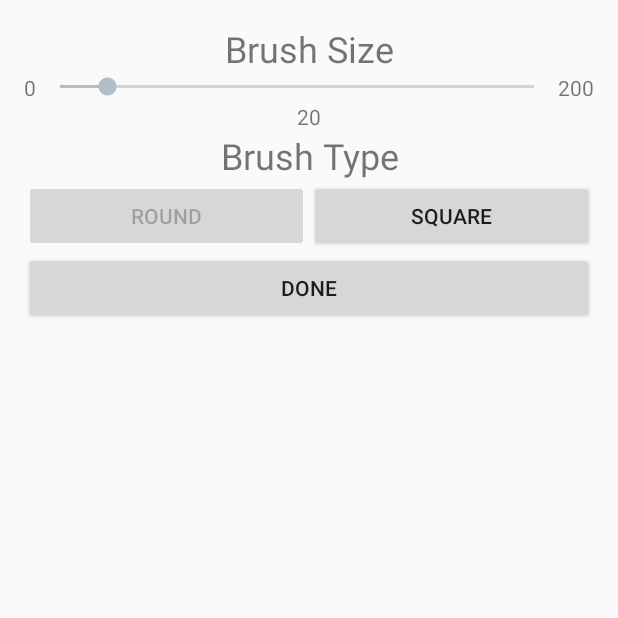
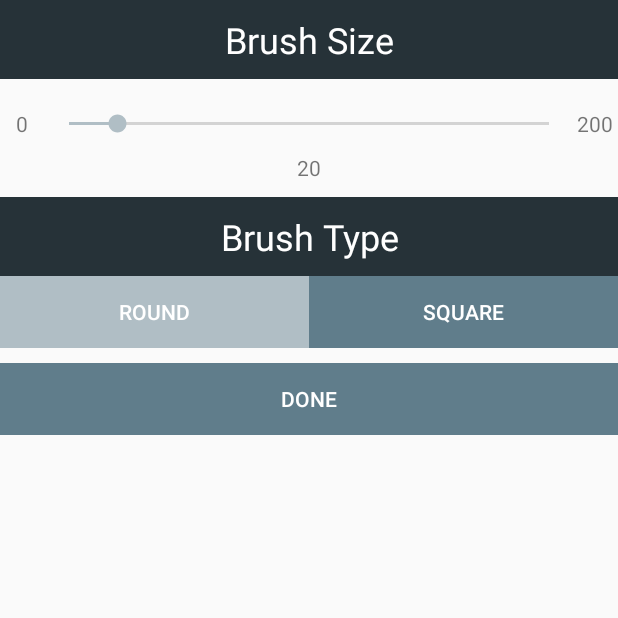
Before and after one commit to CapNick/FingerPainter, an Android app: the screen it shows after launch (BrushSelectActivity), after a tap on an icon or button, on a phone screen of 412 x 824 dp, the top half of it. Run offline under Robolectric (Android 15) with nearby library versions, the phone set to English and light mode, and no system bars; pictures from the network do not load.

Commit message:
Finished App :)

```diff
--- a/app/src/main/java/hird/nick/psynh1/fingerpainter/BrushSelectActivity.java
+++ b/app/src/main/java/hird/nick/psynh1/fingerpainter/BrushSelectActivity.java
@@ -43,13 +43,17 @@ public class BrushSelectActivity extends AppCompatActivity {
     public void changeBrushRound(View view){
         brushType = 0;
         btnTypeSquare.setEnabled(true);
+        btnTypeSquare.setBackgroundColor(0xff607d8b);
         btnTypeRound.setEnabled(false);
+        btnTypeRound.setBackgroundColor(0xffb0bec5);
     }
 
     public void changeBrushSquare(View view){
         brushType = 1;
         btnTypeRound.setEnabled(true);
+        btnTypeRound.setBackgroundColor(0xff607d8b);
         btnTypeSquare.setEnabled(false);
+        btnTypeSquare.setBackgroundColor(0xffb0bec5);
     }
 
     public void returnToMain(View view){
@@ -76,9 +80,11 @@ public class BrushSelectActivity extends AppCompatActivity {
         txtBrushSize.setText(""+brushSize);
         if (brushType == 0) {
             btnTypeRound.setEnabled(false);
+            btnTypeRound.setBackgroundColor(0xffb0bec5);
         }
         else {
             btnTypeSquare.setEnabled(false);
+            btnTypeSquare.setBackgroundColor(0xffb0bec5);
         }
     }
 }
--- a/app/src/main/java/hird/nick/psynh1/fingerpainter/MainActivity.java
+++ b/app/src/main/java/hird/nick/psynh1/fingerpainter/MainActivity.java
@@ -20,6 +20,7 @@ public class MainActivity extends AppCompatActivity {
         fingerView = (FingerPainterView) findViewById(R.id.fingerView);
         fingerView.load(getIntent().getData());
     }
+
 
     @Override
     protected void onActivityResult(int requestCode, int resultCode, Intent data) {
--- a/app/src/main/res/layout/activity_brush_select.xml
+++ b/app/src/main/res/layout/activity_brush_select.xml
@@ -4,10 +4,6 @@
     android:id="@+id/activity_brush_select"
     android:layout_width="match_parent"
     android:layout_height="match_parent"
-    android:paddingBottom="@dimen/activity_vertical_margin"
-    android:paddingLeft="@dimen/activity_horizontal_margin"
-    android:paddingRight="@dimen/activity_horizontal_margin"
-    android:paddingTop="@dimen/activity_vertical_margin"
     tools:context="hird.nick.psynh1.fingerpainter.BrushSelectActivity">
 
     <LinearLayout
@@ -24,21 +20,27 @@
             android:layout_height="wrap_content"
             android:id="@+id/textView"
             android:textAlignment="center"
-            android:textSize="24sp" />
+            android:textSize="24sp"
+            android:padding="10dp"
+            android:background="@color/colorPrimaryDark"
+            android:textColor="@android:color/background_light" />
 
         <LinearLayout
             android:orientation="horizontal"
             android:layout_width="match_parent"
-            android:layout_height="wrap_content">
+            android:layout_height="wrap_content"
+            android:layout_marginTop="20dp"
+            android:layout_marginBottom="10dp">
 
             <TextView
                 android:text="0"
-                android:layout_width="wrap_content"
+                android:layout_width="30dp"
                 android:layout_height="wrap_content"
-                android:id="@+id/textView3" />
+                android:id="@+id/textView3"
+                android:textAlignment="center" />
 
             <SeekBar
-                android:layout_height="wrap_content"
+                android:layout_height="match_parent"
                 android:id="@+id/seekBrushSize"
                 android:max="200"
                 android:layout_width="wrap_content"
@@ -48,9 +50,10 @@
 
             <TextView
                 android:text="200"
-                android:layout_width="wrap_content"
+                android:layout_width="30dp"
                 android:layout_height="wrap_content"
-                android:id="@+id/textView4" />
+                android:id="@+id/textView4"
+                android:textAlignment="center" />
         </LinearLayout>
 
         <TextView
@@ -58,7 +61,8 @@
             android:layout_width="match_parent"
             android:layout_height="wrap_content"
             android:id="@+id/txtBrushSize"
-            android:textAlignment="center" />
+            android:textAlignment="center"
+            android:layout_marginBottom="10dp" />
 
         <TextView
             android:text="Brush Type"
@@ -66,7 +70,10 @@
             android:layout_height="wrap_content"
             android:id="@+id/textView2"
             android:textAlignment="center"
-            android:textSize="24sp" />
+            android:textSize="24sp"
+            android:textColor="@android:color/background_light"
+            android:background="@color/colorPrimaryDark"
+            android:padding="10dp" />
 
         <LinearLayout
             android:orientation="horizontal"
@@ -79,7 +86,10 @@
                 android:layout_height="wrap_content"
                 android:id="@+id/btnBrushRound"
                 android:layout_weight="1"
-                android:onClick="changeBrushRound" />
+                android:onClick="changeBrushRound"
+                style="@style/Widget.AppCompat.Button.Borderless.Colored"
+                android:background="@color/colorPrimary"
+                android:textColor="@android:color/background_light" />
 
             <Button
                 android:text="Square"
@@ -87,7 +97,10 @@
                 android:layout_height="wrap_content"
                 android:id="@+id/btnBrushSquare"
                 android:layout_weight="1"
-                android:onClick="changeBrushSquare" />
+                android:onClick="changeBrushSquare"
+                style="@style/Widget.AppCompat.Button.Borderless.Colored"
+                android:background="@color/colorPrimary"
+                android:textColor="@android:color/background_light" />
         </LinearLayout>
 
         <Button
@@ -95,9 +108,12 @@
             android:layout_width="match_parent"
             android:layout_height="wrap_content"
             android:id="@+id/btnReturn"
-            style="@style/Widget.AppCompat.Button"
+            style="@style/Widget.AppCompat.Button.Borderless.Colored"
             android:textAlignment="center"
-            android:onClick="returnToMain" />
+            android:onClick="returnToMain"
+            android:background="@color/colorPrimary"
+            android:textColor="@android:color/background_light"
+            android:layout_marginTop="10dp" />
 
     </LinearLayout>
 
```
Also changed, not shown: app/src/main/java/hird/nick/psynh1/fingerpainter/FingerPainterView.java (+27 -3 lines).
